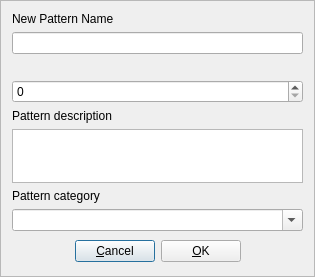
Old version of the form src/gui/src/PatternPropertiesDialog_UI.ui in the repository hydrogen-music/hydrogen.
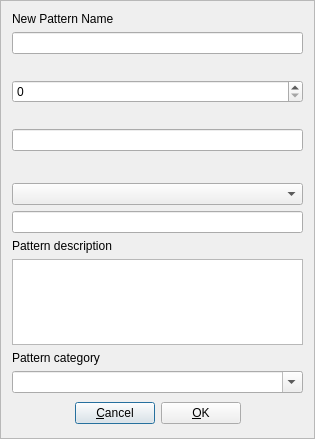
New version of the form. Custom widgets are drawn as their Qt base class.

Commit message:
PatternPropertiesDialog: add author and license widgets
implements MADR 0003.

Those widgets do already display the corresponding values of the pattern but do not write them yet

```diff
--- a/src/gui/src/PatternPropertiesDialog_UI.ui
+++ b/src/gui/src/PatternPropertiesDialog_UI.ui
@@ -7,7 +7,7 @@
     <x>0</x>
     <y>0</y>
     <width>315</width>
-    <height>277</height>
+    <height>439</height>
    </rect>
   </property>
   <property name="windowTitle">
@@ -40,13 +40,13 @@
         <x>0</x>
         <y>0</y>
         <width>313</width>
-        <height>275</height>
+        <height>437</height>
        </rect>
       </property>
       <property name="minimumSize">
        <size>
         <width>311</width>
-        <height>274</height>
+        <height>434</height>
        </size>
       </property>
       <layout class="QGridLayout" name="gridLayout">
@@ -71,6 +71,35 @@
            <item>
             <widget class="LCDSpinBox" name="versionSpinBox"/>
            </item>
+           <item>
+            <widget class="QLabel" name="authorLabel"/>
+           </item>
+           <item>
+            <widget class="LCDDisplay" name="authorTxt"/>
+           </item>
+           <item>
+            <widget class="QLabel" name="licenseLabel">
+             <property name="minimumSize">
+              <size>
+               <width>0</width>
+               <height>20</height>
+              </size>
+             </property>
+            </widget>
+           </item>
+           <item>
+            <widget class="LCDCombo" name="licenseComboBox">
+             <property name="sizePolicy">
+              <sizepolicy hsizetype="Expanding" vsizetype="Fixed">
+               <horstretch>0</horstretch>
+               <verstretch>0</verstretch>
+              </sizepolicy>
+             </property>
+            </widget>
+           </item>
+           <item>
+            <widget class="LCDDisplay" name="licenseStringTxt"/>
+           </item>
            <item>
             <widget class="QLabel" name="label_2">
              <property name="text">
```
Left out of the diff: 3 changed lines with no effect on the pictures. The commit also changes 2 other files.
